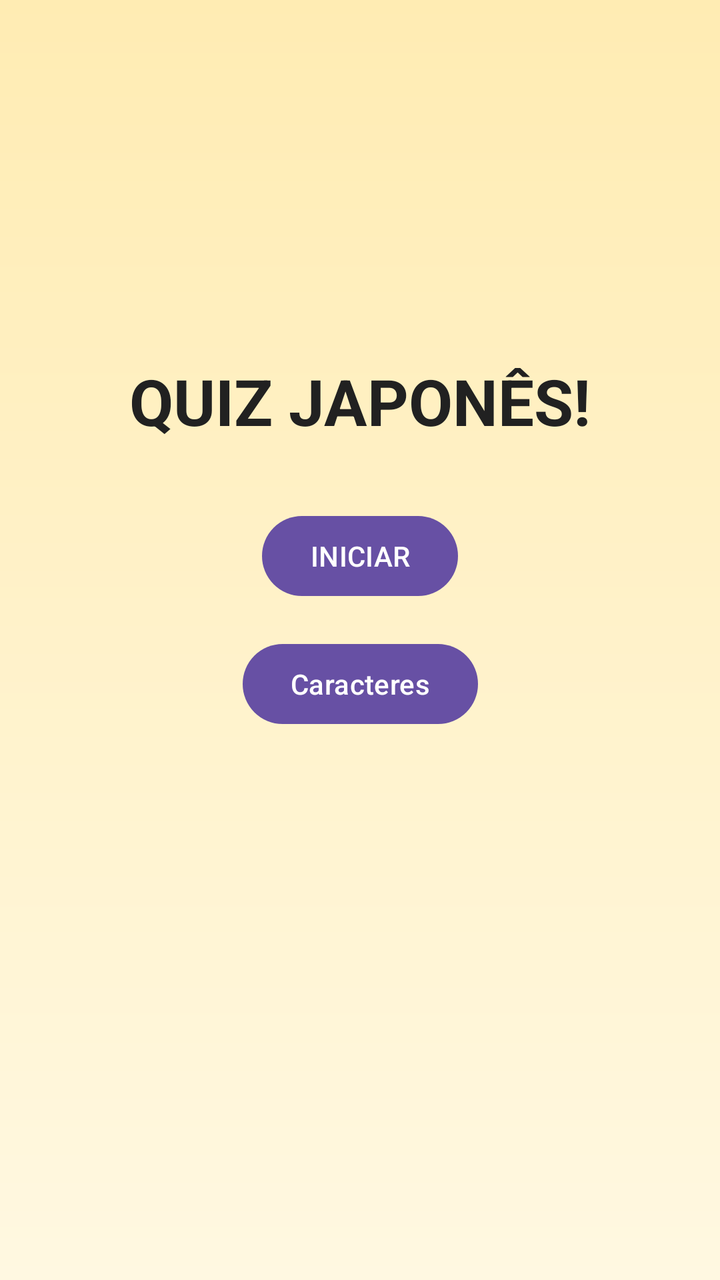
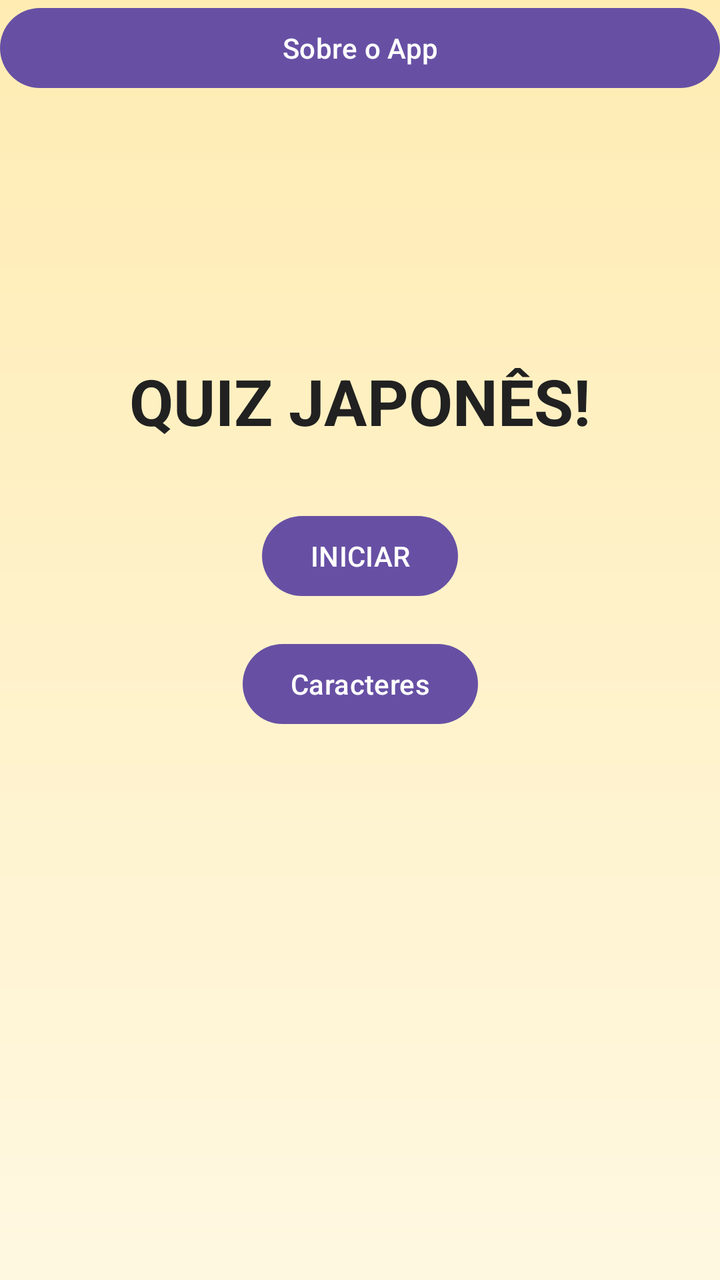

Two renders of the same Android screen: before a commit and after it. Below are the layout's source before the change and the commit's diff.
<!-- AndroidManifest.xml: application theme Theme.Quiz_japones -->
<!-- res/layout/activity_main.xml -->
<?xml version="1.0" encoding="utf-8"?>
<androidx.constraintlayout.widget.ConstraintLayout xmlns:android="http://schemas.android.com/apk/res/android"
    xmlns:app="http://schemas.android.com/apk/res-auto"
    xmlns:tools="http://schemas.android.com/tools"
    android:id="@+id/main"
    android:layout_width="match_parent"
    android:layout_height="match_parent"
    tools:context=".MainActivity"
    android:background="@drawable/gradiente">

    <TextView
        android:id="@+id/tvTitulo"
        android:text="QUIZ JAPONÊS!"
        android:layout_width="wrap_content"
        android:layout_height="wrap_content"
        android:textSize="32sp"
        android:textStyle="bold"
        android:textColor="@color/textTitulo"
        app:layout_constraintTop_toTopOf="parent"
        app:layout_constraintStart_toStartOf="parent"
        app:layout_constraintEnd_toEndOf="parent"
        app:layout_constraintBottom_toBottomOf="parent"
        app:layout_constraintVertical_bias="0.3" />

    <Button
        android:id="@+id/btnIniciar"
        android:text="INICIAR"
        android:layout_width="wrap_content"
        android:layout_height="wrap_content"
        app:layout_constraintTop_toBottomOf="@id/tvTitulo"
        app:layout_constraintStart_toStartOf="parent"
        app:layout_constraintEnd_toEndOf="parent"
        android:layout_marginTop="32dp"/>

    <Button
        android:id="@+id/btnCaracteres"
        android:text="Caracteres"
        android:layout_width="wrap_content"
        android:layout_height="wrap_content"
        app:layout_constraintTop_toBottomOf="@id/btnIniciar"
        app:layout_constraintStart_toStartOf="parent"
        app:layout_constraintEnd_toEndOf="parent"
        android:layout_marginTop="16dp"/>


</androidx.constraintlayout.widget.ConstraintLayout>
<!-- resources referenced by this layout -->
<resources>
  <color name="textTitulo">#212121</color>
  <!-- drawable gradiente (drawable) -->
  <?xml version="1.0" encoding="utf-8"?>
  <shape xmlns:android="http://schemas.android.com/apk/res/android">
      <gradient
          android:startColor="#FFF8E1"
          android:endColor="#FFECB3"
          android:angle="90" />
  </shape>
  <style name="Theme.Quiz_japones" parent="Base.Theme.Quiz_japones" />
  <style name="Base.Theme.Quiz_japones" parent="Theme.Material3.DayNight.NoActionBar">
          
          
      </style>
</resources>

<!-- the commit's change to res/layout/activity_main.xml (unified diff, before → after) -->
@@ -42,5 +42,12 @@
         app:layout_constraintEnd_toEndOf="parent"
         android:layout_marginTop="16dp"/>
 
+    <Button
+        android:id="@+id/btnSobre"
+        android:layout_width="match_parent"
+        android:layout_height="wrap_content"
+        android:text="Sobre o App"
+        android:layout_marginTop="16dp" />
+
 
 </androidx.constraintlayout.widget.ConstraintLayout>
